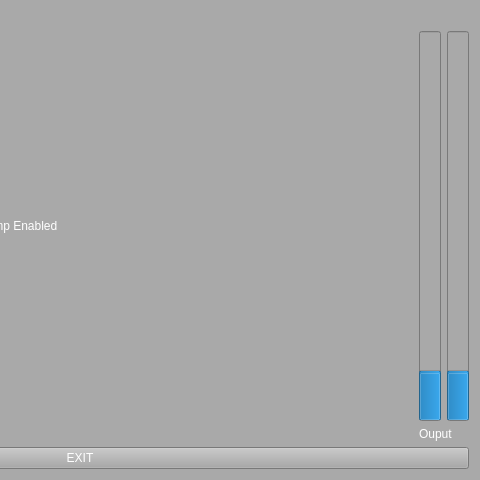
The window that src/mainwindow.ui (MrFrangipane/frangitron-raspberry) describes before a commit, drawn with Qt 5; both pictures show x 320 to 800 and y 0 to 480 of the 800 by 480 pixel window.
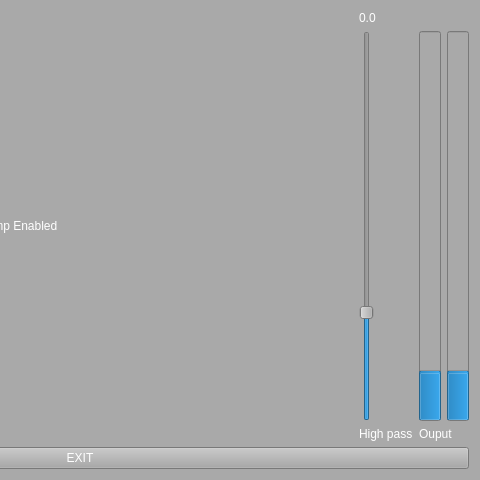
The same window after the commit. Custom widgets are drawn as their Qt base class.

```diff
--- a/src/mainwindow.ui
+++ b/src/mainwindow.ui
@@ -24,7 +24,7 @@
 }</string>
   </property>
   <layout class="QGridLayout" name="gridLayout">
-   <item row="1" column="6">
+   <item row="1" column="7">
     <widget class="QProgressBar" name="rmsOutL">
      <property name="maximum">
       <number>200</number>
@@ -40,7 +40,7 @@
      </property>
     </widget>
    </item>
-   <item row="3" column="0" colspan="8">
+   <item row="3" column="0" colspan="9">
     <widget class="QPushButton" name="exit">
      <property name="text">
       <string>EXIT</string>
@@ -98,7 +98,7 @@
      </property>
     </widget>
    </item>
-   <item row="2" column="6" colspan="2">
+   <item row="2" column="7" colspan="2">
     <widget class="QLabel" name="output">
      <property name="text">
       <string>Ouput</string>
@@ -166,7 +166,7 @@
      </property>
     </widget>
    </item>
-   <item row="1" column="7">
+   <item row="1" column="8">
     <widget class="QProgressBar" name="rmsOutR">
      <property name="maximum">
       <number>200</number>
@@ -235,6 +235,36 @@
      </property>
     </widget>
    </item>
+   <item row="1" column="6">
+    <widget class="QSlider" name="sliderHipass">
+     <property name="minimum">
+      <number>0</number>
+     </property>
+     <property name="maximum">
+      <number>1000</number>
+     </property>
+     <property name="value">
+      <number>270</number>
+     </property>
+     <property name="orientation">
+      <enum>Qt::Vertical</enum>
+     </property>
+    </widget>
+   </item>
+   <item row="0" column="6">
+    <widget class="QLabel" name="labelHipass">
+     <property name="text">
+      <string>0.0</string>
+     </property>
+    </widget>
+   </item>
+   <item row="2" column="6">
+    <widget class="QLabel" name="release_3">
+     <property name="text">
+      <string>High pass</string>
+     </property>
+    </widget>
+   </item>
   </layout>
  </widget>
  <layoutdefault spacing="6" margin="11"/>
```
